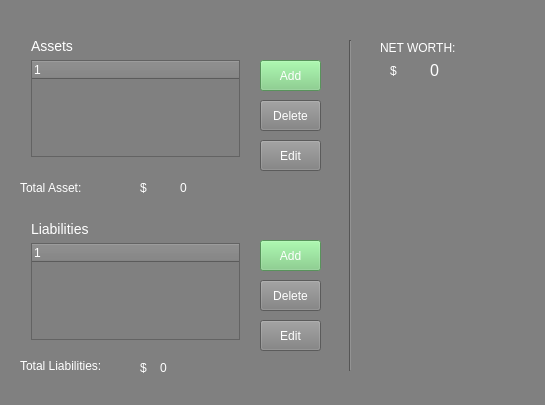
Above: src/asset.ui from shimks/financial-wealth-management before the change. Below: the same form after it.
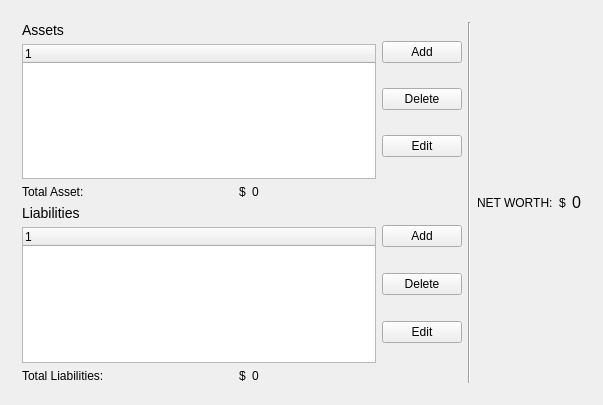
That is the form after the change.

Commit message: fix styling to match up with all tabs

```diff
--- a/src/asset.ui
+++ b/src/asset.ui
@@ -6,35 +6,33 @@
    <rect>
     <x>0</x>
     <y>0</y>
+    <width>603</width>
+    <height>405</height>
+   </rect>
+  </property>
+  <property name="minimumSize">
+   <size>
     <width>545</width>
     <height>405</height>
-   </rect>
+   </size>
   </property>
   <property name="windowTitle">
    <string>MainWindow</string>
   </property>
   <property name="styleSheet">
-   <string notr="true">background-color: grey;
-color: white;</string>
+   <string notr="true"/>
   </property>
+  <layout class="QGridLayout" name="gridLayout_2">
+   <item row="0" column="0">
   <widget class="QWidget" name="centralWidget" native="true">
-   <property name="geometry">
-    <rect>
-     <x>0</x>
-     <y>0</y>
-     <width>601</width>
-     <height>401</height>
-    </rect>
-   </property>
-   <widget class="QWidget" name="layoutWidget">
-    <property name="geometry">
-     <rect>
-      <x>20</x>
-      <y>27</y>
-      <width>231</width>
-      <height>141</height>
-     </rect>
-    </property>
+     <layout class="QGridLayout" name="gridLayout">
+      <item row="0" column="0" colspan="2">
+       <layout class="QHBoxLayout" name="horizontalLayout_7">
+        <item>
+         <layout class="QVBoxLayout" name="verticalLayout_4">
+          <item>
+           <layout class="QHBoxLayout" name="horizontalLayout_4">
+            <item>
     <layout class="QVBoxLayout" name="verticalLayout_2">
      <item>
       <widget class="QLabel" name="label">
@@ -47,45 +45,81 @@
       </widget>
      </item>
      <item>
-      <widget class="QTreeWidget" name="treeWidget"/>
-     </item>
-    </layout>
-   </widget>
+               <widget class="QTreeWidget" name="treeWidget">
+                <column>
+                 <property name="text">
+                  <string notr="true">1</string>
+                 </property>
+                </column>
+               </widget>
+              </item>
+             </layout>
+            </item>
+            <item>
+             <layout class="QVBoxLayout" name="verticalLayout">
+              <item>
+               <widget class="QPushButton" name="pushButton">
+                <property name="styleSheet">
+                 <string notr="true">
+</string>
+                </property>
+                <property name="text">
+                 <string>Add</string>
+                </property>
+               </widget>
+              </item>
+              <item>
    <widget class="QPushButton" name="pushButton_2">
-    <property name="geometry">
-     <rect>
-      <x>260</x>
-      <y>100</y>
-      <width>61</width>
-      <height>31</height>
-     </rect>
-    </property>
     <property name="text">
      <string>Delete</string>
     </property>
    </widget>
+              </item>
+              <item>
    <widget class="QPushButton" name="pushButton_3">
-    <property name="geometry">
-     <rect>
-      <x>260</x>
-      <y>140</y>
-      <width>61</width>
-      <height>31</height>
-     </rect>
-    </property>
     <property name="text">
      <string>Edit</string>
     </property>
    </widget>
-   <widget class="QWidget" name="layoutWidget_4">
-    <property name="geometry">
-     <rect>
-      <x>20</x>
-      <y>210</y>
-      <width>231</width>
-      <height>141</height>
-     </rect>
-    </property>
+              </item>
+             </layout>
+            </item>
+           </layout>
+          </item>
+          <item>
+           <layout class="QHBoxLayout" name="horizontalLayout_2">
+            <item>
+             <widget class="QLabel" name="label_6">
+              <property name="text">
+               <string>Total Asset:</string>
+              </property>
+             </widget>
+            </item>
+            <item>
+             <widget class="QLabel" name="label_12">
+              <property name="sizePolicy">
+               <sizepolicy hsizetype="Fixed" vsizetype="Preferred">
+                <horstretch>0</horstretch>
+                <verstretch>0</verstretch>
+               </sizepolicy>
+              </property>
+              <property name="text">
+               <string>$</string>
+              </property>
+             </widget>
+            </item>
+            <item>
+             <widget class="QLabel" name="label_7">
+              <property name="text">
+               <string>0</string>
+              </property>
+             </widget>
+            </item>
+           </layout>
+          </item>
+          <item>
+           <layout class="QHBoxLayout" name="horizontalLayout_5">
+            <item>
     <layout class="QVBoxLayout" name="verticalLayout_6">
      <item>
       <widget class="QLabel" name="label_5">
@@ -98,140 +132,104 @@
       </widget>
      </item>
      <item>
-      <widget class="QTreeWidget" name="treeWidget_LB"/>
-     </item>
-    </layout>
-   </widget>
-   <widget class="QLabel" name="label_9">
-    <property name="geometry">
-     <rect>
-      <x>20</x>
-      <y>355</y>
-      <width>91</width>
-      <height>21</height>
-     </rect>
+               <widget class="QTreeWidget" name="treeWidget_LB">
+                <column>
+                 <property name="text">
+                  <string notr="true">1</string>
+                 </property>
+                </column>
+               </widget>
+              </item>
+             </layout>
+            </item>
+            <item>
+             <layout class="QVBoxLayout" name="verticalLayout_3">
+              <item>
+               <widget class="QPushButton" name="pushButton_addLB">
+                <property name="styleSheet">
+                 <string notr="true"/>
     </property>
     <property name="text">
-     <string>Total Liabilities:</string>
-    </property>
-   </widget>
-   <widget class="QLabel" name="label_8">
-    <property name="geometry">
-     <rect>
-      <x>160</x>
-      <y>360</y>
-      <width>141</width>
-      <height>16</height>
-     </rect>
-    </property>
-    <property name="text">
-     <string>0</string>
-    </property>
-   </widget>
+                 <string>Add</string>
+                </property>
+               </widget>
+              </item>
+              <item>
    <widget class="QPushButton" name="pushButton_LBDelete">
-    <property name="geometry">
-     <rect>
-      <x>260</x>
-      <y>280</y>
-      <width>61</width>
-      <height>31</height>
-     </rect>
-    </property>
     <property name="text">
      <string>Delete</string>
     </property>
    </widget>
+              </item>
+              <item>
    <widget class="QPushButton" name="pushButton_LBEdit">
-    <property name="geometry">
-     <rect>
-      <x>260</x>
-      <y>320</y>
-      <width>61</width>
-      <height>31</height>
-     </rect>
-    </property>
     <property name="text">
      <string>Edit</string>
     </property>
    </widget>
-   <widget class="QPushButton" name="pushButton_addLB">
-    <property name="geometry">
-     <rect>
-      <x>260</x>
-      <y>240</y>
-      <width>61</width>
-      <height>31</height>
-     </rect>
-    </property>
-    <property name="styleSheet">
-     <string notr="true">color:white;
-background:#7bce80;</string>
-    </property>
+              </item>
+             </layout>
+            </item>
+           </layout>
+          </item>
+          <item>
+           <layout class="QHBoxLayout" name="horizontalLayout_3">
+            <item>
+             <widget class="QLabel" name="label_9">
     <property name="text">
-     <string>Add</string>
-    </property>
-   </widget>
-   <widget class="QLabel" name="label_12">
-    <property name="geometry">
-     <rect>
-      <x>140</x>
-      <y>180</y>
-      <width>16</width>
-      <height>16</height>
-     </rect>
-    </property>
-    <property name="text">
-     <string>$</string>
-    </property>
-   </widget>
+               <string>Total Liabilities:</string>
+              </property>
+             </widget>
+            </item>
+            <item>
    <widget class="QLabel" name="label_13">
-    <property name="geometry">
-     <rect>
-      <x>140</x>
-      <y>360</y>
-      <width>16</width>
-      <height>16</height>
-     </rect>
+              <property name="sizePolicy">
+               <sizepolicy hsizetype="Fixed" vsizetype="Preferred">
+                <horstretch>0</horstretch>
+                <verstretch>0</verstretch>
+               </sizepolicy>
     </property>
     <property name="text">
      <string>$</string>
     </property>
    </widget>
+            </item>
+            <item>
+             <widget class="QLabel" name="label_8">
+              <property name="text">
+               <string>0</string>
+              </property>
+             </widget>
+            </item>
+           </layout>
+          </item>
+         </layout>
+        </item>
+        <item>
    <widget class="Line" name="line">
-    <property name="geometry">
-     <rect>
-      <x>340</x>
-      <y>40</y>
-      <width>20</width>
-      <height>331</height>
-     </rect>
-    </property>
     <property name="orientation">
      <enum>Qt::Vertical</enum>
     </property>
    </widget>
+        </item>
+        <item>
+         <layout class="QHBoxLayout" name="horizontalLayout_6">
+          <item>
    <widget class="QLabel" name="label_10">
-    <property name="geometry">
-     <rect>
-      <x>380</x>
-      <y>40</y>
-      <width>81</width>
-      <height>16</height>
-     </rect>
-    </property>
     <property name="text">
      <string>NET WORTH:</string>
     </property>
    </widget>
+          </item>
+          <item>
+           <widget class="QLabel" name="label_2">
+            <property name="text">
+             <string>$</string>
+            </property>
+           </widget>
+          </item>
+          <item>
    <widget class="QLabel" name="label_11">
-    <property name="geometry">
-     <rect>
-      <x>430</x>
-      <y>60</y>
-      <width>91</width>
-      <height>21</height>
-     </rect>
-    </property>
     <property name="styleSheet">
      <string notr="true">font-size:16px;
 </string>
@@ -240,95 +238,15 @@
      <string>0</string>
     </property>
    </widget>
-   <widget class="QPushButton" name="pushButton">
-    <property name="geometry">
-     <rect>
-      <x>260</x>
-      <y>60</y>
-      <width>61</width>
-      <height>31</height>
-     </rect>
-    </property>
-    <property name="styleSheet">
-     <string notr="true">color:white;
-background:#7bce80;
-
-</string>
-    </property>
-    <property name="text">
-     <string>Add</string>
-    </property>
-   </widget>
-   <widget class="QLabel" name="label_2">
-    <property name="geometry">
-     <rect>
-      <x>390</x>
-      <y>60</y>
-      <width>21</width>
-      <height>21</height>
-     </rect>
-    </property>
-    <property name="text">
-     <string>$</string>
-    </property>
-   </widget>
-  </widget>
-  <widget class="QMenuBar" name="menuBar">
-   <property name="geometry">
-    <rect>
-     <x>0</x>
-     <y>0</y>
-     <width>318</width>
-     <height>22</height>
-    </rect>
-   </property>
-  </widget>
-  <widget class="QToolBar" name="mainToolBar">
-   <property name="geometry">
-    <rect>
-     <x>0</x>
-     <y>0</y>
-     <width>2</width>
-     <height>13</height>
-    </rect>
-   </property>
-  </widget>
-  <widget class="QStatusBar" name="statusBar">
-   <property name="geometry">
-    <rect>
-     <x>0</x>
-     <y>0</y>
-     <width>3</width>
-     <height>27</height>
-    </rect>
-   </property>
-  </widget>
-  <widget class="QLabel" name="label_6">
-   <property name="geometry">
-    <rect>
-     <x>20</x>
-     <y>180</y>
-     <width>81</width>
-     <height>16</height>
-    </rect>
-   </property>
-   <property name="text">
-    <string>Total Asset:</string>
-   </property>
-  </widget>
-  <widget class="QLabel" name="label_7">
-   <property name="geometry">
-    <rect>
-     <x>180</x>
-     <y>180</y>
-     <width>131</width>
-     <height>16</height>
-    </rect>
-   </property>
-   <property name="text">
-    <string>0</string>
-   </property>
-  </widget>
+          </item>
+         </layout>
+        </item>
+       </layout>
+      </item>
+     </layout>
+    </widget>
+   </item>
+  </layout>
  </widget>
  <layoutdefault spacing="6" margin="11"/>
  <resources/>
```
Lines whose indentation alone changed are shown as unchanged. The commit also changes 7 other files.
